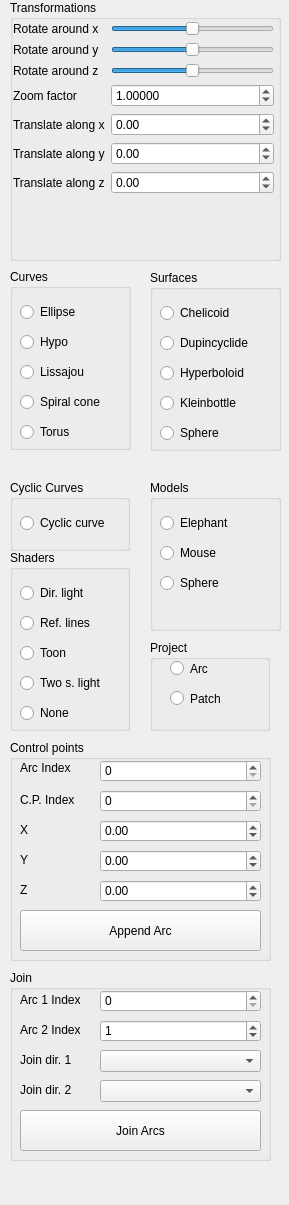
Old version of the form GUI/SideWidget.ui in the repository gabeeka/qt-computer-aided-graphics.
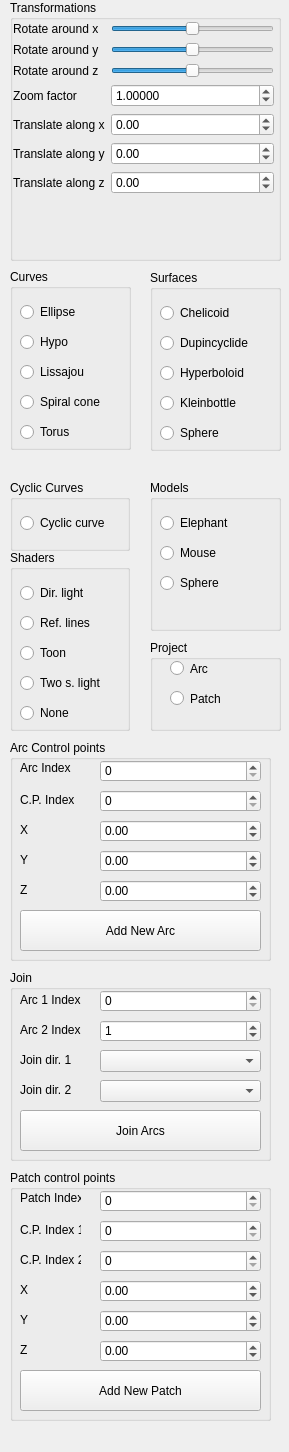
New version of the form.

Commit message: Add possiblity to manipulate Patch control points using UI elements

Patch:
```diff
--- a/GUI/SideWidget.ui
+++ b/GUI/SideWidget.ui
@@ -7,7 +7,7 @@
     <x>0</x>
     <y>0</y>
     <width>289</width>
-    <height>1205</height>
+    <height>1452</height>
    </rect>
   </property>
   <property name="sizePolicy">
@@ -537,7 +537,7 @@
     <rect>
      <x>150</x>
      <y>640</y>
-     <width>120</width>
+     <width>131</width>
      <height>91</height>
     </rect>
    </property>
@@ -581,7 +581,7 @@
     </rect>
    </property>
    <property name="title">
-    <string>Control points</string>
+    <string>Arc Control points</string>
    </property>
    <widget class="QSpinBox" name="arc_index">
     <property name="geometry">
@@ -678,7 +678,7 @@
      </rect>
     </property>
     <property name="text">
-     <string>Append Arc</string>
+     <string>Add New Arc</string>
     </property>
    </widget>
    <widget class="QDoubleSpinBox" name="cp_x_coord">
@@ -860,6 +860,197 @@
     </property>
    </widget>
   </widget>
+  <widget class="QGroupBox" name="groupBox_10">
+   <property name="geometry">
+    <rect>
+     <x>10</x>
+     <y>1170</y>
+     <width>261</width>
+     <height>251</height>
+    </rect>
+   </property>
+   <property name="title">
+    <string>Patch control points</string>
+   </property>
+   <widget class="QSpinBox" name="patch_index">
+    <property name="geometry">
+     <rect>
+      <x>90</x>
+      <y>20</y>
+      <width>161</width>
+      <height>22</height>
+     </rect>
+    </property>
+   </widget>
+   <widget class="QSpinBox" name="p_cp_index_2">
+    <property name="geometry">
+     <rect>
+      <x>90</x>
+      <y>80</y>
+      <width>161</width>
+      <height>22</height>
+     </rect>
+    </property>
+   </widget>
+   <widget class="QLabel" name="label_17">
+    <property name="geometry">
+     <rect>
+      <x>10</x>
+      <y>20</y>
+      <width>61</width>
+      <height>16</height>
+     </rect>
+    </property>
+    <property name="text">
+     <string>Patch Index</string>
+    </property>
+   </widget>
+   <widget class="QLabel" name="label_18">
+    <property name="geometry">
+     <rect>
+      <x>10</x>
+      <y>80</y>
+      <width>61</width>
+      <height>20</height>
+     </rect>
+    </property>
+    <property name="text">
+     <string>C.P. Index 2</string>
+    </property>
+   </widget>
+   <widget class="QLabel" name="label_19">
+    <property name="geometry">
+     <rect>
+      <x>10</x>
+      <y>110</y>
+      <width>51</width>
+      <height>20</height>
+     </rect>
+    </property>
+    <property name="text">
+     <string>X</string>
+    </property>
+   </widget>
+   <widget class="QLabel" name="label_20">
+    <property name="geometry">
+     <rect>
+      <x>10</x>
+      <y>140</y>
+      <width>51</width>
+      <height>20</height>
+     </rect>
+    </property>
+    <property name="text">
+     <string>Y</string>
+    </property>
+   </widget>
+   <widget class="QLabel" name="label_21">
+    <property name="geometry">
+     <rect>
+      <x>10</x>
+      <y>170</y>
+      <width>51</width>
+      <height>20</height>
+     </rect>
+    </property>
+    <property name="text">
+     <string>Z</string>
+    </property>
+   </widget>
+   <widget class="QPushButton" name="add_new_patch">
+    <property name="geometry">
+     <rect>
+      <x>10</x>
+      <y>200</y>
+      <width>241</width>
+      <height>41</height>
+     </rect>
+    </property>
+    <property name="text">
+     <string>Add New Patch</string>
+    </property>
+   </widget>
+   <widget class="QDoubleSpinBox" name="p_cp_x_coord">
+    <property name="geometry">
+     <rect>
+      <x>90</x>
+      <y>110</y>
+      <width>161</width>
+      <height>22</height>
+     </rect>
+    </property>
+    <property name="minimum">
+     <double>-100.000000000000000</double>
+    </property>
+    <property name="maximum">
+     <double>100.000000000000000</double>
+    </property>
+    <property name="singleStep">
+     <double>0.100000000000000</double>
+    </property>
+   </widget>
+   <widget class="QDoubleSpinBox" name="p_cp_y_coord">
+    <property name="geometry">
+     <rect>
+      <x>90</x>
+      <y>140</y>
+      <width>161</width>
+      <height>22</height>
+     </rect>
+    </property>
+    <property name="minimum">
+     <double>-100.000000000000000</double>
+    </property>
+    <property name="maximum">
+     <double>100.000000000000000</double>
+    </property>
+    <property name="singleStep">
+     <double>0.100000000000000</double>
+    </property>
+   </widget>
+   <widget class="QDoubleSpinBox" name="p_cp_z_coord">
+    <property name="geometry">
+     <rect>
+      <x>90</x>
+      <y>170</y>
+      <width>161</width>
+      <height>22</height>
+     </rect>
+    </property>
+    <property name="minimum">
+     <double>-100.000000000000000</double>
+    </property>
+    <property name="maximum">
+     <double>100.000000000000000</double>
+    </property>
+    <property name="singleStep">
+     <double>0.100000000000000</double>
+    </property>
+   </widget>
+   <widget class="QLabel" name="label_22">
+    <property name="geometry">
+     <rect>
+      <x>10</x>
+      <y>50</y>
+      <width>61</width>
+      <height>20</height>
+     </rect>
+    </property>
+    <property name="text">
+     <string>C.P. Index 1</string>
+    </property>
+   </widget>
+   <widget class="QSpinBox" name="p_cp_index_1">
+    <property name="geometry">
+     <rect>
+      <x>90</x>
+      <y>50</y>
+      <width>161</width>
+      <height>22</height>
+     </rect>
+    </property>
+   </widget>
+  </widget>
  </widget>
  <resources/>
  <connections/>
```
The commit also changes 6 other files.
